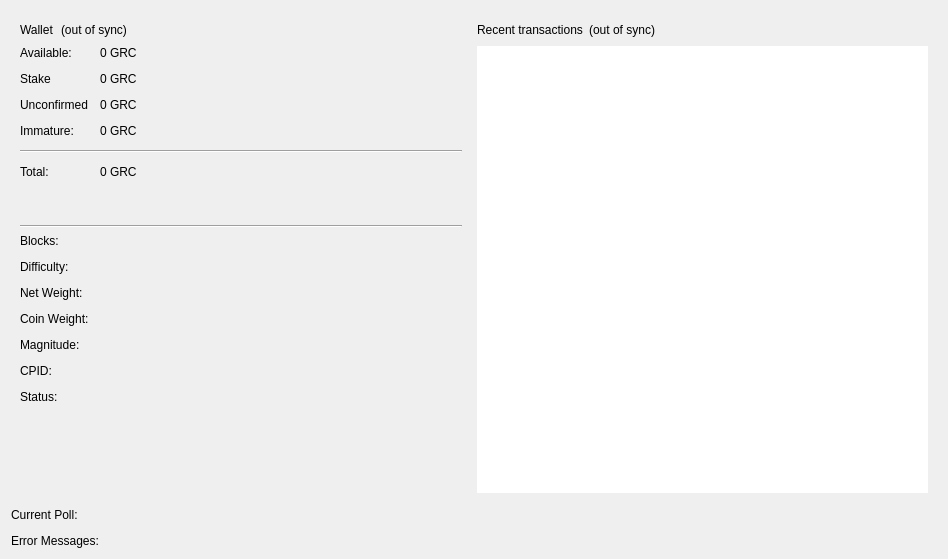
Old version of the form src/qt/forms/overviewpage.ui in the repository gridcoin-community/Gridcoin-Research.
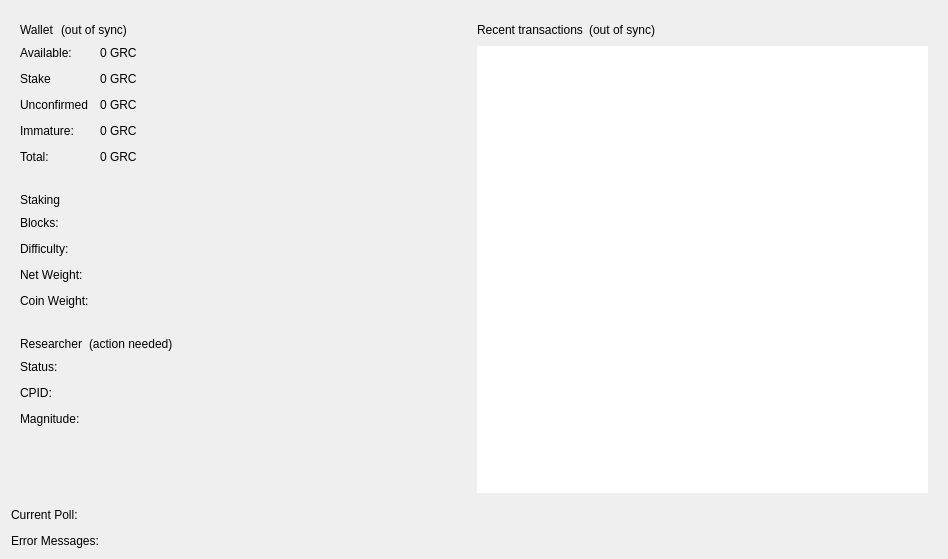
New version of the form. Custom widgets are drawn as their Qt base class.

Commit message:
Tweak design and layout of sections on GUI overview page
This splits the chunk of non-balance fields into more logical sections
for staking information and researcher context.

Patch:
```diff
--- a/src/qt/forms/overviewpage.ui
+++ b/src/qt/forms/overviewpage.ui
@@ -203,33 +203,14 @@
               </property>
              </widget>
             </item>
-            <item row="4" column="0" colspan="2">
-             <widget class="Line" name="balanceDividerLine">
-              <property name="sizePolicy">
-               <sizepolicy hsizetype="MinimumExpanding" vsizetype="Fixed">
-                <horstretch>0</horstretch>
-                <verstretch>0</verstretch>
-               </sizepolicy>
-              </property>
-              <property name="maximumSize">
-               <size>
-                <width>16777215</width>
-                <height>16777215</height>
-               </size>
-              </property>
-              <property name="orientation">
-               <enum>Qt::Horizontal</enum>
-              </property>
-             </widget>
-            </item>
-            <item row="5" column="0">
+            <item row="4" column="0">
              <widget class="QLabel" name="totalBalanceLabel">
               <property name="text">
                <string>Total:</string>
               </property>
              </widget>
             </item>
-            <item row="5" column="1">
+            <item row="4" column="1">
              <widget class="QLabel" name="totalLabel">
               <property name="toolTip">
                <string>Your current total balance</string>
@@ -255,17 +236,40 @@
             <property name="sizeHint" stdset="0">
              <size>
               <width>20</width>
-              <height>40</height>
+              <height>20</height>
              </size>
             </property>
            </spacer>
           </item>
           <item>
-           <widget class="Line" name="dividerLine">
-            <property name="orientation">
-             <enum>Qt::Horizontal</enum>
+           <layout class="QHBoxLayout" name="stakingHeaderLayout">
+            <property name="spacing">
+             <number>7</number>
             </property>
-           </widget>
+            <item>
+             <widget class="QLabel" name="stakingHeaderLabel">
+              <property name="text">
+               <string>Staking</string>
+              </property>
+              <property name="textFormat">
+               <enum>Qt::PlainText</enum>
+              </property>
+             </widget>
+            </item>
+            <item>
+             <spacer name="stakingHorizontalSpacer">
+              <property name="orientation">
+               <enum>Qt::Horizontal</enum>
+              </property>
+              <property name="sizeHint" stdset="0">
+               <size>
+                <width>40</width>
+                <height>20</height>
+               </size>
+              </property>
+             </spacer>
+            </item>
+           </layout>
           </item>
           <item>
            <layout class="QFormLayout" name="formLayout">
@@ -336,27 +340,6 @@
               </property>
              </widget>
             </item>
-            <item row="4" column="0">
-             <widget class="QLabel" name="magnitudeTextLabel">
-              <property name="text">
-               <string>Magnitude:</string>
-              </property>
-             </widget>
-            </item>
-            <item row="5" column="0">
-             <widget class="QLabel" name="cpidTextLabel">
-              <property name="text">
-               <string>CPID:</string>
-              </property>
-             </widget>
-            </item>
-            <item row="6" column="0">
-             <widget class="QLabel" name="statusTextLabel">
-              <property name="text">
-               <string>Status:</string>
-              </property>
-             </widget>
-            </item>
             <item row="3" column="1">
              <widget class="QLabel" name="coinWeightLabel">
               <property name="text">
@@ -367,27 +350,83 @@
               </property>
              </widget>
             </item>
-            <item row="4" column="1">
-             <widget class="QLabel" name="magnitudeLabel">
+           </layout>
+          </item>
+          <item>
+           <spacer name="researcherSectionVerticalSpacer">
+            <property name="orientation">
+             <enum>Qt::Vertical</enum>
+            </property>
+            <property name="sizeType">
+             <enum>QSizePolicy::Fixed</enum>
+            </property>
+            <property name="sizeHint" stdset="0">
+             <size>
+              <width>20</width>
+              <height>20</height>
+             </size>
+            </property>
+           </spacer>
+          </item>
+          <item>
+           <layout class="QHBoxLayout" name="researcherHeaderLayout">
+            <property name="spacing">
+             <number>7</number>
+            </property>
+            <item>
+             <widget class="QLabel" name="researcherHeaderLabel">
               <property name="text">
-               <string notr="true"/>
+               <string>Researcher</string>
               </property>
-              <property name="textInteractionFlags">
-               <set>Qt::LinksAccessibleByMouse|Qt::TextSelectableByKeyboard|Qt::TextSelectableByMouse</set>
+              <property name="textFormat">
+               <enum>Qt::PlainText</enum>
               </property>
              </widget>
             </item>
-            <item row="5" column="1">
-             <widget class="QLabel" name="cpidLabel">
+            <item>
+             <widget class="QLabel" name="researcherWarningLabel">
               <property name="text">
-               <string notr="true"/>
+               <string notr="true">(action needed)</string>
               </property>
-              <property name="textInteractionFlags">
-               <set>Qt::LinksAccessibleByMouse|Qt::TextSelectableByKeyboard|Qt::TextSelectableByMouse</set>
+              <property name="alignment">
+               <set>Qt::AlignLeading|Qt::AlignLeft|Qt::AlignVCenter</set>
               </property>
              </widget>
             </item>
-            <item row="6" column="1">
+            <item>
+             <spacer name="researcherHorizontalSpacer">
+              <property name="orientation">
+               <enum>Qt::Horizontal</enum>
+              </property>
+              <property name="sizeHint" stdset="0">
+               <size>
+                <width>40</width>
+                <height>20</height>
+               </size>
+              </property>
+             </spacer>
+            </item>
+           </layout>
+          </item>
+          <item>
+           <layout class="QFormLayout" name="researcherFormLayout">
+            <property name="fieldGrowthPolicy">
+             <enum>QFormLayout::AllNonFixedFieldsGrow</enum>
+            </property>
+            <property name="horizontalSpacing">
+             <number>12</number>
+            </property>
+            <property name="verticalSpacing">
+             <number>12</number>
+            </property>
+            <item row="0" column="0">
+             <widget class="QLabel" name="statusTextLabel">
+              <property name="text">
+               <string>Status:</string>
+              </property>
+             </widget>
+            </item>
+            <item row="0" column="1">
              <widget class="QLabel" name="statusLabel">
               <property name="text">
                <string notr="true"/>
@@ -397,6 +436,40 @@
               </property>
              </widget>
             </item>
+            <item row="1" column="0">
+             <widget class="QLabel" name="cpidTextLabel">
+              <property name="text">
+               <string>CPID:</string>
+              </property>
+             </widget>
+            </item>
+            <item row="1" column="1">
+             <widget class="QLabel" name="cpidLabel">
+              <property name="text">
+               <string notr="true"/>
+              </property>
+              <property name="textInteractionFlags">
+               <set>Qt::LinksAccessibleByMouse|Qt::TextSelectableByKeyboard|Qt::TextSelectableByMouse</set>
+              </property>
+             </widget>
+            </item>
+            <item row="2" column="0">
+             <widget class="QLabel" name="magnitudeTextLabel">
+              <property name="text">
+               <string>Magnitude:</string>
+              </property>
+             </widget>
+            </item>
+            <item row="2" column="1">
+             <widget class="QLabel" name="magnitudeLabel">
+              <property name="text">
+               <string notr="true"/>
+              </property>
+              <property name="textInteractionFlags">
+               <set>Qt::LinksAccessibleByMouse|Qt::TextSelectableByKeyboard|Qt::TextSelectableByMouse</set>
+              </property>
+             </widget>
+            </item>
            </layout>
           </item>
          </layout>
@@ -413,7 +486,7 @@
          <property name="sizeHint" stdset="0">
           <size>
            <width>20</width>
-           <height>40</height>
+           <height>20</height>
           </size>
          </property>
         </spacer>
```
The commit also changes 4 other files.
